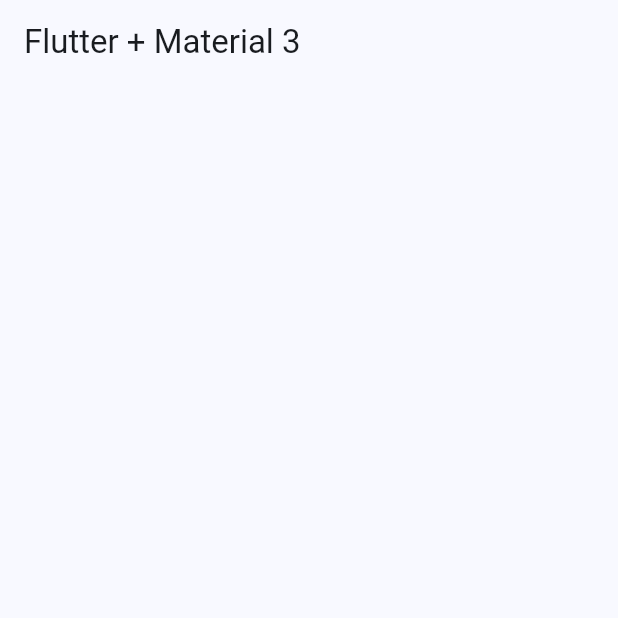
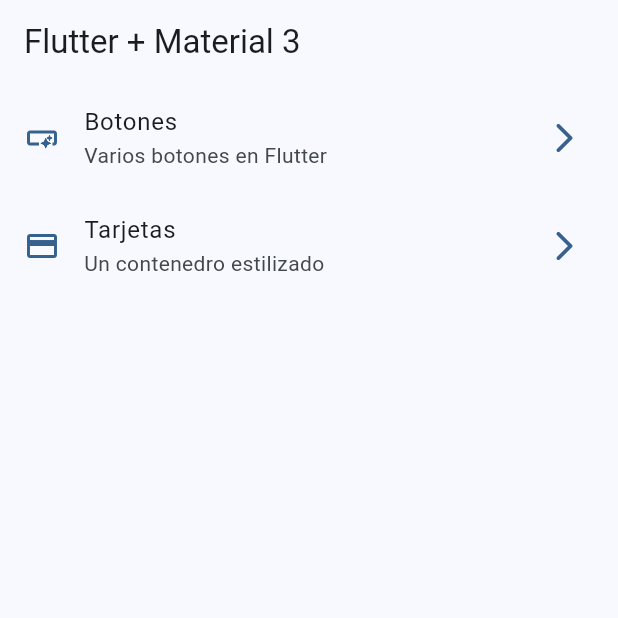
Before and after one commit to fellgar246/widgets_app_flutter, a Flutter app: the screen it shows after launch, on a phone screen of 412 x 824 dp, the top half of it. Run offline on Flutter 3.47's test engine with Material 3 defaults, Android fonts, the phone set to English and light mode, and no system bars.

Commit message:
main routes config

```diff
--- a/lib/config/menu/menu_items.dart
+++ b/lib/config/menu/menu_items.dart
@@ -24,7 +24,7 @@ const appMenuItems = <MenuItem>[
   MenuItem(
     title: 'Tarjetas',
     subTitle: 'Un contenedro estilizado',
-    link: '/card',
+    link: '/cards',
     icon: Icons.credit_card,
   ),
 ];
--- a/lib/main.dart
+++ b/lib/main.dart
@@ -1,5 +1,7 @@
 import 'package:flutter/material.dart';
 import 'package:widgets_app/config/theme/app_theme.dart';
+import 'package:widgets_app/presentation/screens/buttons/buttons_screen.dart';
+import 'package:widgets_app/presentation/screens/cards/cards_screen.dart';
 
 import 'presentation/screens/home/home_screen.dart';
 
@@ -13,9 +15,12 @@ class MainApp extends StatelessWidget {
   @override
   Widget build(BuildContext context) {
     return MaterialApp(
-      debugShowCheckedModeBanner: false,
-      theme: AppTheme(selectedColor: 0).getTheme(),
-      home: const HomeScreen(),
-    );
+        debugShowCheckedModeBanner: false,
+        theme: AppTheme(selectedColor: 0).getTheme(),
+        home: const HomeScreen(),
+        routes: {
+          '/buttons': (context) => const ButtonsScreen(),
+          '/cards': (context) => const CardsScreen(),
+        });
   }
 }
--- a/lib/presentation/screens/home/home_screen.dart
+++ b/lib/presentation/screens/home/home_screen.dart
@@ -1,4 +1,6 @@
 import 'package:flutter/material.dart';
+import 'package:widgets_app/config/menu/menu_items.dart';
+import 'package:widgets_app/presentation/screens/buttons/buttons_screen.dart';
 
 class HomeScreen extends StatelessWidget {
   const HomeScreen({super.key});
@@ -9,6 +11,48 @@ class HomeScreen extends StatelessWidget {
       appBar: AppBar(
         title: const Text('Flutter + Material 3'),
       ),
+      body: const _HomeView(),
     );
   }
 }
+
+class _HomeView extends StatelessWidget {
+  const _HomeView();
+
+  @override
+  Widget build(BuildContext context) {
+    return ListView.builder(
+        itemCount: appMenuItems.length,
+        itemBuilder: (context, index) {
+          final menuItem = appMenuItems[index];
+
+          return _CustomListTile(menuItem: menuItem);
+        });
+  }
+}
+
+class _CustomListTile extends StatelessWidget {
+  const _CustomListTile({
+    required this.menuItem,
+  });
+
+  final MenuItem menuItem;
+
+  @override
+  Widget build(BuildContext context) {
+    final colors = Theme.of(context).colorScheme;
+
+    return ListTile(
+      leading: Icon(menuItem.icon, color: colors.primary),
+      trailing: Icon(Icons.arrow_forward_ios_rounded, color: colors.primary),
+      title: Text(menuItem.title),
+      subtitle: Text(menuItem.subTitle),
+      onTap: () {
+        // Navigator.of(context).push(
+        //   MaterialPageRoute(builder: (context) => const ButtonsScreen()),
+        // );
+        Navigator.pushNamed(context, menuItem.link);
+      },
+    );
+  }
+}
```
Also changed, not shown: lib/presentation/screens/buttons/buttons_screen.dart (added, +15 -0 lines), lib/presentation/screens/cards/cards_screen.dart (added, +15 -0 lines), 11 other files.
